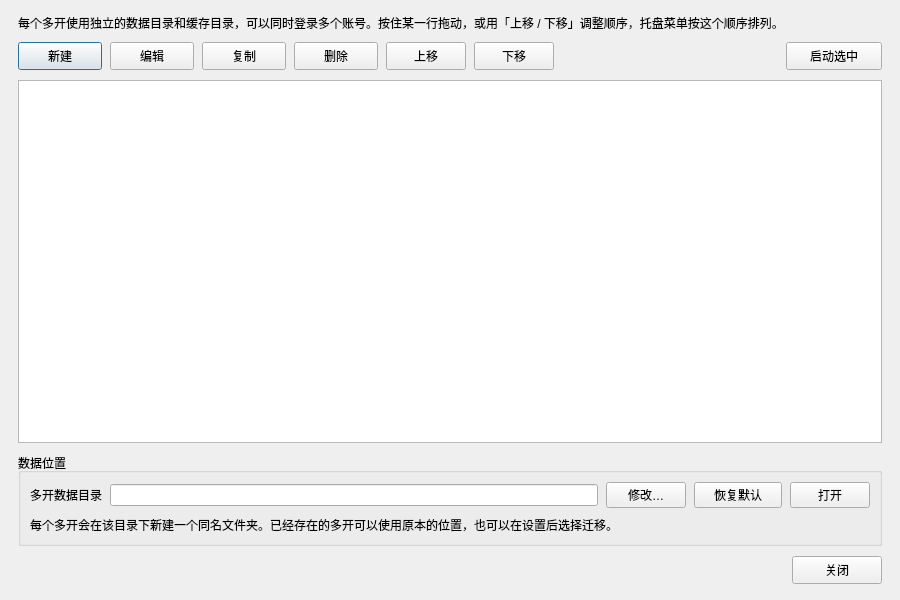
Qt form chromemultiopenform.ui (BlueGhostJ/BG_Assistant) before a commit.
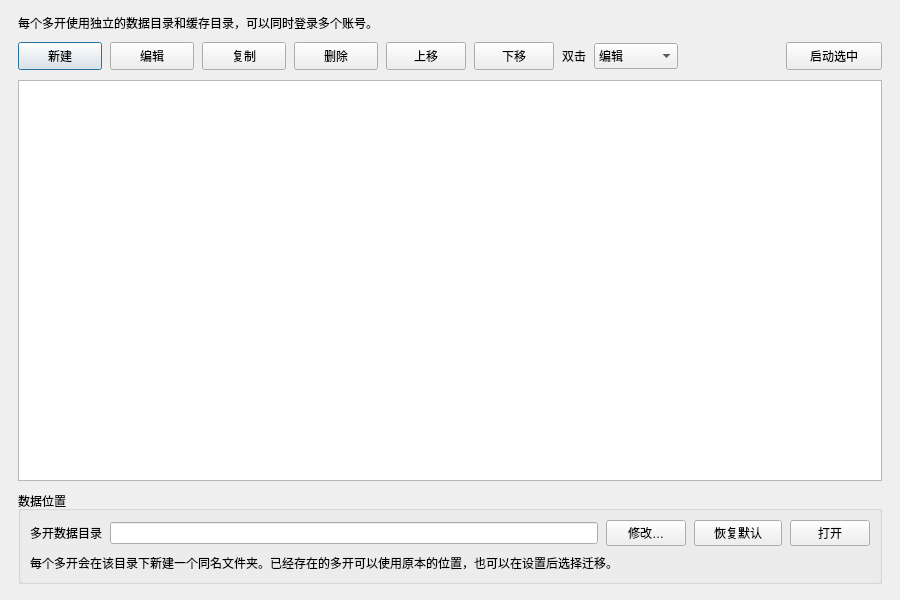
The same form after that commit.

Commit message:
feat(chrome): 多开窗口精简底部、补最小化最大化、加双击动作选项
- 顶部提示只留一句功能说明，去掉排序说明
- 删掉底部状态栏与关闭按钮（改由标题栏关闭），相关状态提示一并移除
- 窗口补上最小化 / 最大化按钮，并去掉标题栏的「?」
- 「上移 / 下移」右侧新增「双击」下拉：编辑（默认）/ 启动；选择写入 ini 的 DoubleClick，下次打开保持

Patch:
```diff
--- a/chromemultiopenform.ui
+++ b/chromemultiopenform.ui
@@ -38,7 +38,7 @@
    <item>
     <widget class="QLabel" name="hintLabel">
      <property name="text">
-      <string>每个多开使用独立的数据目录和缓存目录，可以同时登录多个账号。按住某一行拖动，或用「上移 / 下移」调整顺序，托盘菜单按这个顺序排列。</string>
+      <string>每个多开使用独立的数据目录和缓存目录，可以同时登录多个账号。</string>
      </property>
      <property name="wordWrap">
       <bool>true</bool>
@@ -128,6 +128,33 @@
        </property>
       </widget>
      </item>
+     <item>
+      <widget class="QLabel" name="doubleClickLabel">
+       <property name="text">
+        <string>双击</string>
+       </property>
+      </widget>
+     </item>
+     <item>
+      <widget class="QComboBox" name="doubleClickCombo">
+       <property name="minimumSize">
+        <size>
+         <width>84</width>
+         <height>26</height>
+        </size>
+       </property>
+       <item>
+        <property name="text">
+         <string>编辑</string>
+        </property>
+       </item>
+       <item>
+        <property name="text">
+         <string>启动</string>
+        </property>
+       </item>
+      </widget>
+     </item>
      <item>
       <spacer name="toolbarSpacer">
        <property name="orientation">
@@ -244,49 +271,6 @@
      </layout>
     </widget>
    </item>
-   <item>
-    <layout class="QHBoxLayout" name="bottomLayout">
-     <property name="spacing">
-      <number>8</number>
-     </property>
-     <item>
-      <widget class="QLabel" name="messageLabel">
-       <property name="text">
-        <string/>
-       </property>
-       <property name="wordWrap">
-        <bool>true</bool>
-       </property>
-      </widget>
-     </item>
-     <item>
-      <spacer name="bottomSpacer">
-       <property name="orientation">
-        <enum>Qt::Horizontal</enum>
-       </property>
-       <property name="sizeHint" stdset="0">
-        <size>
-         <width>40</width>
-         <height>20</height>
-        </size>
-       </property>
-      </spacer>
-     </item>
-     <item>
-      <widget class="QPushButton" name="closeButton">
-       <property name="minimumSize">
-        <size>
-         <width>90</width>
-         <height>28</height>
-        </size>
-       </property>
-       <property name="text">
-        <string>关闭</string>
-       </property>
-      </widget>
-     </item>
-    </layout>
-   </item>
   </layout>
  </widget>
  <resources/>
```
The commit also changes 5 other files.
